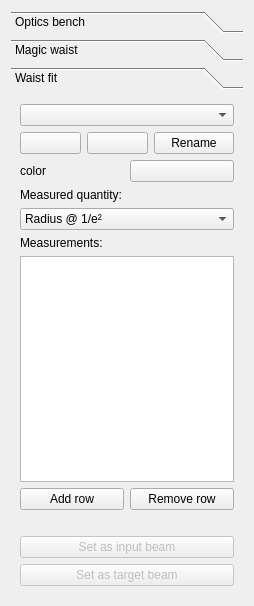
Above: gui/GaussianBeamWidget.ui from krokosik/GaussianBeam before the change. Below: the same form after it.
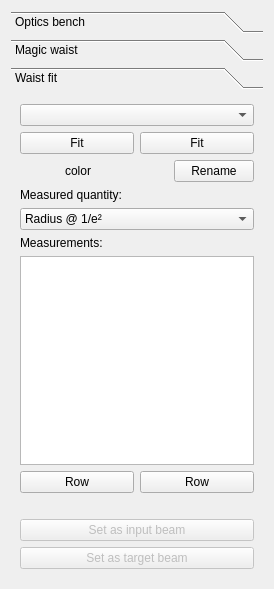
That is the form after the change. The open tabs and pages were chosen to show the change. Icons and pictures are not drawn.

Commit message: Support for beam angle Signal/Slot in src/

```diff
--- a/gui/GaussianBeamWidget.ui
+++ b/gui/GaussianBeamWidget.ui
@@ -5,8 +5,8 @@
    <rect>
     <x>0</x>
     <y>0</y>
-    <width>254</width>
-    <height>606</height>
+    <width>274</width>
+    <height>589</height>
    </rect>
   </property>
   <property name="windowTitle" >
@@ -352,8 +352,8 @@
          <rect>
           <x>0</x>
           <y>0</y>
-          <width>234</width>
-          <height>493</height>
+          <width>235</width>
+          <height>498</height>
          </rect>
         </property>
         <attribute name="label" >
@@ -371,7 +371,7 @@
               <string>Add a new fit</string>
              </property>
              <property name="text" >
-              <string/>
+              <string>Fit</string>
              </property>
              <property name="icon" >
               <iconset resource="GaussianBeamRessource.qrc" >
@@ -385,7 +385,7 @@
               <string>Delete this fit</string>
              </property>
              <property name="text" >
-              <string/>
+              <string>Fit</string>
              </property>
              <property name="icon" >
               <iconset resource="GaussianBeamRessource.qrc" >
@@ -393,16 +393,6 @@
              </property>
             </widget>
            </item>
-           <item>
-            <widget class="QPushButton" name="pushButton_RenameFit" >
-             <property name="toolTip" >
-              <string>Rename the current fit</string>
-             </property>
-             <property name="text" >
-              <string>Rename</string>
-             </property>
-            </widget>
-           </item>
           </layout>
          </item>
          <item>
@@ -418,12 +408,46 @@
              <property name="text" >
               <string>color</string>
              </property>
+             <property name="scaledContents" >
+              <bool>true</bool>
+             </property>
+             <property name="alignment" >
+              <set>Qt::AlignRight|Qt::AlignTrailing|Qt::AlignVCenter</set>
+             </property>
+             <property name="wordWrap" >
+              <bool>true</bool>
+             </property>
+             <property name="margin" >
+              <number>1</number>
+             </property>
+             <property name="openExternalLinks" >
+              <bool>false</bool>
+             </property>
             </widget>
            </item>
            <item>
             <widget class="QPushButton" name="pushButton_FitColor" >
+             <property name="sizePolicy" >
+              <sizepolicy vsizetype="Minimum" hsizetype="Minimum" >
+               <horstretch>0</horstretch>
+               <verstretch>0</verstretch>
+              </sizepolicy>
+             </property>
              <property name="text" >
               <string/>
+             </property>
+             <property name="flat" >
+              <bool>true</bool>
+             </property>
+            </widget>
+           </item>
+           <item>
+            <widget class="QPushButton" name="pushButton_RenameFit" >
+             <property name="toolTip" >
+              <string>Rename the current fit</string>
+             </property>
+             <property name="text" >
+              <string>Rename</string>
              </property>
             </widget>
            </item>
@@ -483,7 +507,7 @@
            <item>
             <widget class="QPushButton" name="pushButton_FitAddRow" >
              <property name="text" >
-              <string>Add row</string>
+              <string>Row</string>
              </property>
              <property name="icon" >
               <iconset resource="GaussianBeamRessource.qrc" >
@@ -494,7 +518,7 @@
            <item>
             <widget class="QPushButton" name="pushButton_FitRemoveRow" >
              <property name="text" >
-              <string>Remove row</string>
+              <string>Row</string>
              </property>
              <property name="icon" >
               <iconset resource="GaussianBeamRessource.qrc" >
```
Left out of the diff: 6 changed lines with no effect on the pictures. The commit also changes 21 other files.
